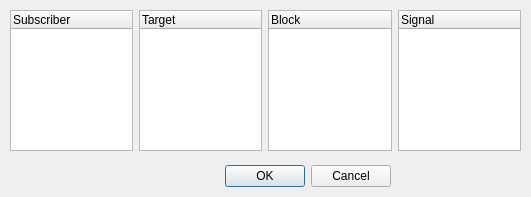
Qt form ui/gui/add_subscriber.ui (TUB-Control/PaPI) before a commit.
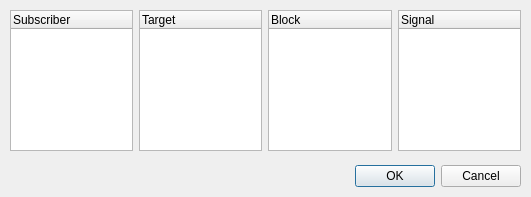
The same form after that commit.

What changed in the file:
```diff
--- a/ui/gui/add_subscriber.ui
+++ b/ui/gui/add_subscriber.ui
@@ -16,7 +16,7 @@
   <widget class="QDialogButtonBox" name="buttonBox">
    <property name="geometry">
     <rect>
-     <x>40</x>
+     <x>170</x>
      <y>160</y>
      <width>351</width>
      <height>32</height>
```
